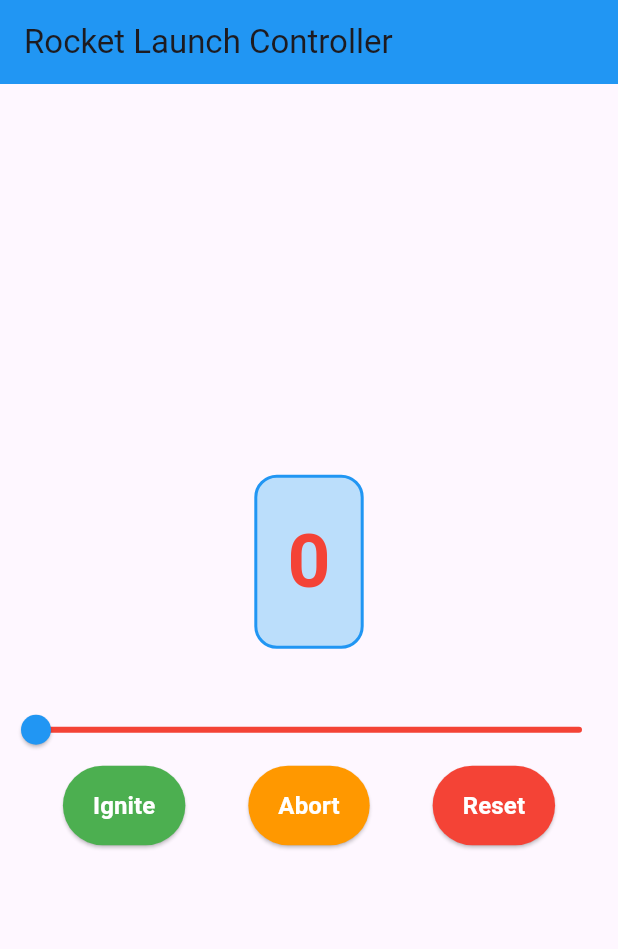
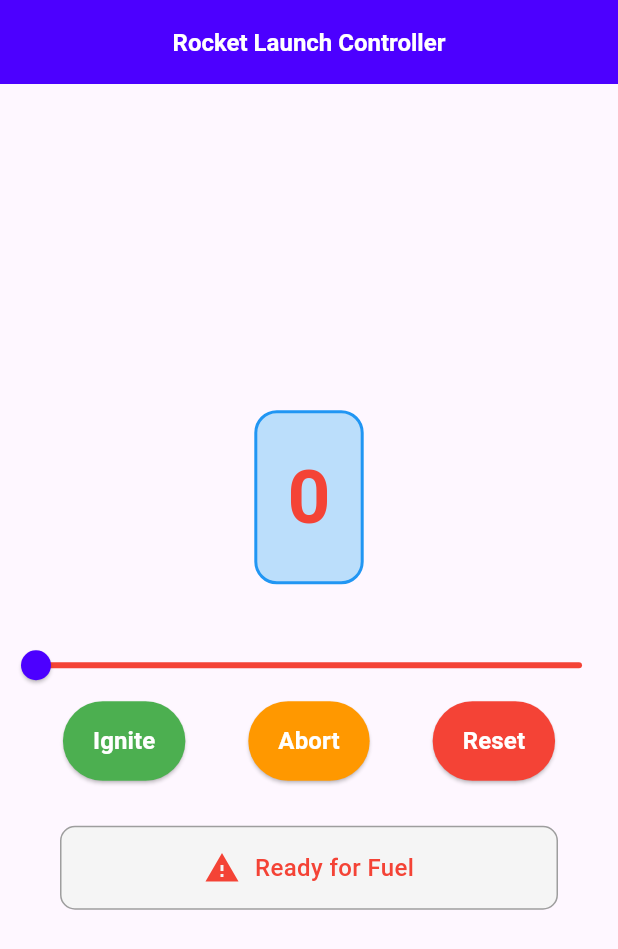
Before and after one commit to NickJohnson06/statefulRocket, a Flutter app: the screen it shows after launch, on a phone screen of 412 x 824 dp. Shown: the top 949 px of the screen. Run offline on Flutter 3.47's test engine with Material 3 defaults, Android fonts, the phone set to English and light mode, and no system bars.

Commit message:
Finished formatting and message logic

```diff
--- a/lib/main.dart
+++ b/lib/main.dart
@@ -66,8 +66,15 @@
   Widget build(BuildContext context) {
     return Scaffold(
       appBar: AppBar(
-        title: const Text('Rocket Launch Controller'),
-        backgroundColor: Colors.blue,
+        centerTitle: true,
+       title: const Text('Rocket Launch Controller',
+          style: TextStyle(
+            fontSize: 16,
+            fontWeight: FontWeight.bold,
+            color: Colors.white,
+          ),
+        ),
+        backgroundColor: const Color.fromARGB(255, 76, 0, 255),
       ),
       body: Column(
         mainAxisAlignment: MainAxisAlignment.center,
@@ -123,13 +130,14 @@
                 _counter = value.toInt();
               });
             },
-            activeColor: Colors.blue,
+            activeColor: Color.fromARGB(255, 76, 0, 255),
             inactiveColor: Colors.red,
           ),
 
           Row(
             mainAxisAlignment: MainAxisAlignment.spaceEvenly,
             children: [
+
               //Ignite Button
               ElevatedButton(
                 onPressed: _incrementCounter,
@@ -143,6 +151,7 @@
                   style: TextStyle(fontSize: 16, fontWeight: FontWeight.bold),
                   )
                 ),
+
                 //Abort Button
               ElevatedButton(
                 onPressed: _decrementCounter,
@@ -154,6 +163,7 @@
                   'Abort',
                   style: TextStyle(fontSize: 16, fontWeight: FontWeight.bold))
                 ),
+
               //Reset Button
               ElevatedButton(
                 onPressed: _resetCounter,
@@ -162,10 +172,45 @@
                     foregroundColor: Colors.white,
                     padding: EdgeInsets.symmetric(horizontal: 20, vertical: 15),
                 ),
-                    child: Text('Reset', style: TextStyle(fontSize: 16, fontWeight: FontWeight.bold))
+                child: Text('Reset', style: TextStyle(fontSize: 16, fontWeight: FontWeight.bold),
+              ),
+          ),
+
+          ],
+          ),
+          SizedBox(height: 30),
+
+          Container(
+            padding: EdgeInsets.all(15),
+            margin: EdgeInsets.symmetric(horizontal: 40),
+            decoration: BoxDecoration(
+              color: Colors.grey.shade100,
+              borderRadius: BorderRadius.circular(10),
+              border: Border.all(color: Colors.grey),
+            ),
+            child: Row(
+              mainAxisAlignment: MainAxisAlignment.center,
+              children: [
+              Icon(
+                  _counter == 0 ? Icons.warning :
+                  _counter == 100 ? Icons.rocket_launch : Icons.science,
+                  color: _getTextColor(),
+                  size: 24,
+                ),
+                SizedBox(width: 10),
+                Text(
+                  _counter == 0 ? 'Ready for Fuel' :
+                  _counter == 100 ? 'Mission Success!' :
+                  _counter > 50 ? 'Ready for Launch' : 'Fueling...',
+                  style: TextStyle(
+                    fontSize: 16,
+                    fontWeight: FontWeight.w500,
+                    color: _getTextColor(),
+                  ),
                 ),
               ],
-          )
+            ),
+          ),
         ],
       ),
     );
```
Also changed, not shown: 11 other files. Lines whose indentation alone changed are shown as unchanged.
